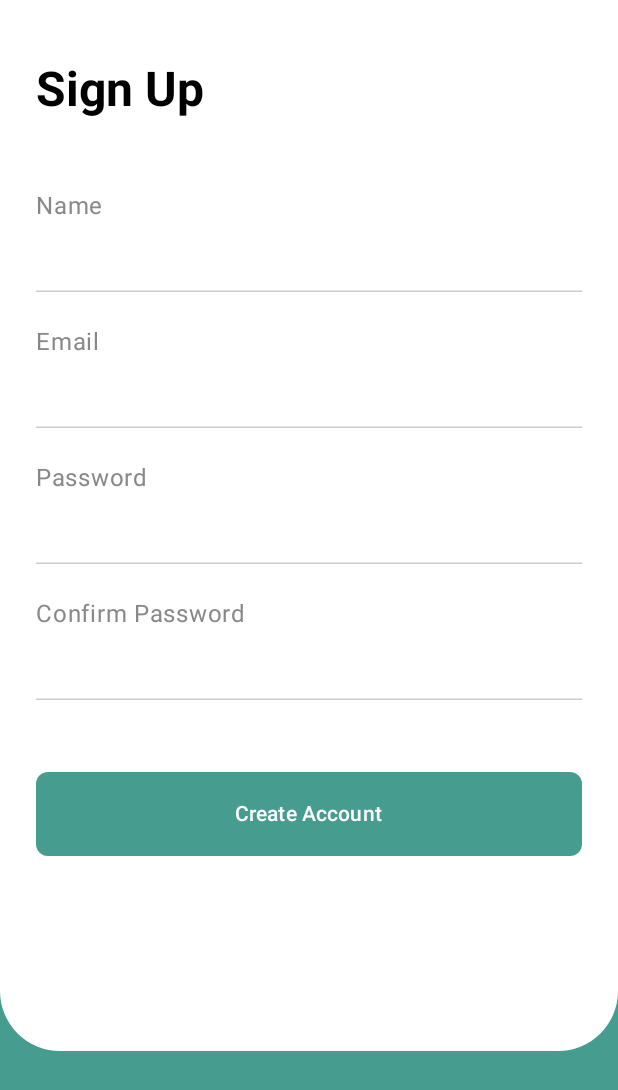
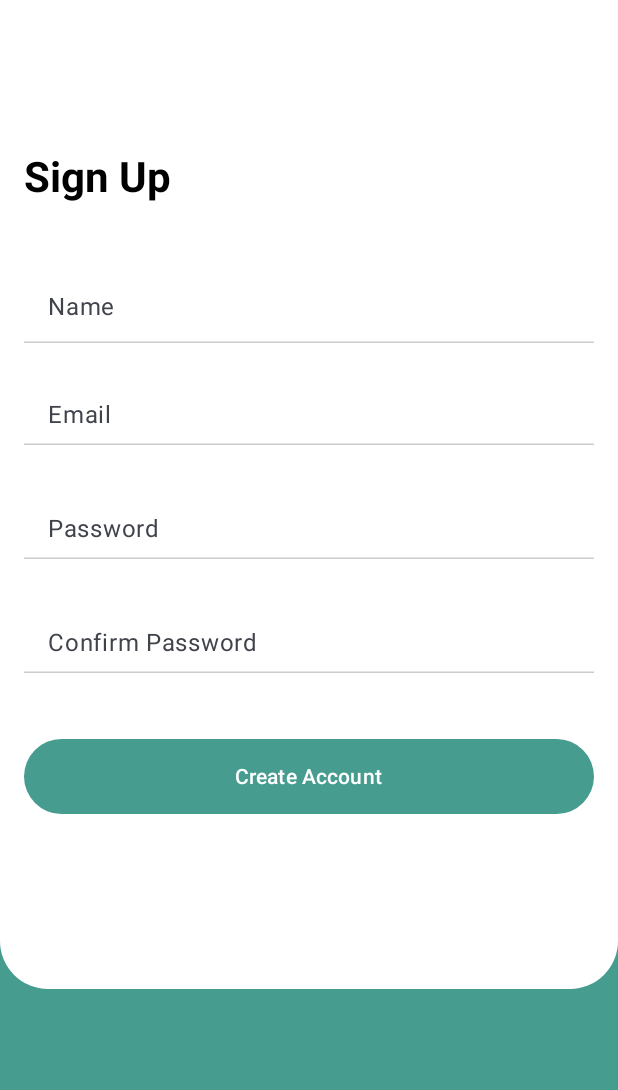
Before and after one commit to Radiatul2005/TBPTB, an Android app built with Jetpack Compose: the screen it shows after launch (MainActivity), after a tap on "Sign up", on a phone screen of 412 x 824 dp. Shown: the top 1090 px of the screen. Run offline under Robolectric (Android 15) with nearby library versions, the phone set to English and light mode, and no system bars.

Commit message:
Register Research App

```diff
--- a/app/src/main/java/com/example/tbtb/ui/register/RegisterScreen.kt
+++ b/app/src/main/java/com/example/tbtb/ui/register/RegisterScreen.kt
@@ -19,7 +19,6 @@ import androidx.lifecycle.viewmodel.compose.viewModel
 import androidx.navigation.NavController
 import androidx.navigation.compose.rememberNavController
 
-@OptIn(ExperimentalMaterial3Api::class)
 @Composable
 fun RegisterScreen(
     navController: NavController
@@ -35,6 +34,7 @@ fun RegisterScreen(
     var confirmPasswordError by remember { mutableStateOf("") }
     val passwordVisible by remember { mutableStateOf(false) }
 
+    // State dari ViewModel
     val registerStatus by registerViewModel.registerStatus.collectAsState()
     val isLoading by registerViewModel.isLoading.collectAsState()
     val errorMessage by registerViewModel.errorMessage.collectAsState()
@@ -47,142 +47,135 @@ fun RegisterScreen(
         Box(
             modifier = Modifier
                 .fillMaxWidth()
-                .fillMaxHeight(0.85f)
+                .fillMaxHeight(0.80f)
                 .background(
                     color = Color.White,
-                    shape = RoundedCornerShape(bottomStart = 40.dp, bottomEnd = 40.dp)
+                    shape = RoundedCornerShape(bottomStart = 32.dp, bottomEnd = 32.dp)
                 )
                 .align(Alignment.TopCenter)
         ) {
             Column(
                 modifier = Modifier
                     .fillMaxSize()
-                    .padding(horizontal = 24.dp)
-                    .padding(top = 40.dp),
+                    .padding(16.dp),
+                verticalArrangement = Arrangement.Center,
                 horizontalAlignment = Alignment.Start
             ) {
                 Text(
                     text = "Sign Up",
-                    style = MaterialTheme.typography.headlineLarge.copy(
-                        fontWeight = FontWeight.Bold
-                    ),
+                    style = MaterialTheme.typography.headlineMedium.copy(fontWeight = FontWeight.Bold),
                     color = Color.Black
                 )
 
-                Spacer(modifier = Modifier.height(48.dp))
+                Spacer(modifier = Modifier.height(40.dp))
+                // Modifier yang konsisten untuk TextField
+                val textFieldModifier = Modifier
+                    .fillMaxWidth()
+                    .height(56.dp)
+                    .padding(vertical = 4.dp)
 
-                // Name Field
-                Column(modifier = Modifier.fillMaxWidth()) {
-                    Text(
-                        text = "Name",
-                        style = MaterialTheme.typography.bodyLarge,
-                        color = Color.Gray
-                    )
+                // Input Name
                 TextField(
                     value = name.value,
                     onValueChange = { name.value = it },
-                        modifier = Modifier
-                            .fillMaxWidth()
-                            .height(48.dp),
+                    label = { Text("Name") },
+                    modifier = textFieldModifier,
                     colors = TextFieldDefaults.colors(
                         unfocusedContainerColor = Color.Transparent,
                         focusedContainerColor = Color.Transparent,
                         unfocusedIndicatorColor = Color.LightGray,
-                            focusedIndicatorColor = Color(0xFF469C8F)
+                        focusedIndicatorColor = Color(0xFF469C8F),
+                        cursorColor = Color(0xFF469C8F),
+                        unfocusedTextColor = Color.Black,
+                        focusedTextColor = Color.Black
                     ),
+                    textStyle = LocalTextStyle.current.copy(color = Color.Black),
                     singleLine = true
                 )
-                }
 
-                Spacer(modifier = Modifier.height(24.dp))
+                Spacer(modifier = Modifier.height(20.dp))
 
-                // Email Field
-                Column(modifier = Modifier.fillMaxWidth()) {
-                    Text(
-                        text = "Email",
-                        style = MaterialTheme.typography.bodyLarge,
-                        color = Color.Gray
-                    )
+                // Input Email with Validation
                 TextField(
                     value = email.value,
                     onValueChange = {
                         email.value = it
                         emailError = if (Patterns.EMAIL_ADDRESS.matcher(it).matches()) "" else "Invalid email format"
                     },
-                        modifier = Modifier
-                            .fillMaxWidth()
-                            .height(48.dp),
+                    label = { Text("Email") },
+                    isError = emailError.isNotEmpty(),
+                    supportingText = { if (emailError.isNotEmpty()) Text(emailError, color = Color.Red) },
+                    modifier = textFieldModifier,
                     colors = TextFieldDefaults.colors(
                         unfocusedContainerColor = Color.Transparent,
                         focusedContainerColor = Color.Transparent,
                         unfocusedIndicatorColor = Color.LightGray,
-                            focusedIndicatorColor = Color(0xFF469C8F)
+                        focusedIndicatorColor = Color(0xFF469C8F),
+                        cursorColor = Color(0xFF469C8F),
+                        unfocusedTextColor = Color.Black,
+                        focusedTextColor = Color.Black
                     ),
+                    textStyle = LocalTextStyle.current.copy(color = Color.Black),
                     singleLine = true
                 )
-                }
 
-                Spacer(modifier = Modifier.height(24.dp))
+                Spacer(modifier = Modifier.height(20.dp))
 
-                // Password Field
-                Column(modifier = Modifier.fillMaxWidth()) {
-                    Text(
-                        text = "Password",
-                        style = MaterialTheme.typography.bodyLarge,
-                        color = Color.Gray
-                    )
+                // Input Password with Toggle and Validation
                 TextField(
                     value = password.value,
                     onValueChange = {
                         password.value = it
                         passwordError = if (it.length >= 6) "" else "Password must be at least 6 characters"
                     },
-                        modifier = Modifier
-                            .fillMaxWidth()
-                            .height(48.dp),
+                    label = { Text("Password") },
+                    isError = passwordError.isNotEmpty(),
+                    supportingText = { if (passwordError.isNotEmpty()) Text(passwordError, color = Color.Red) },
+                    visualTransformation = if (passwordVisible) VisualTransformation.None else PasswordVisualTransformation(),
+                    modifier = textFieldModifier,
                     colors = TextFieldDefaults.colors(
                         unfocusedContainerColor = Color.Transparent,
                         focusedContainerColor = Color.Transparent,
                         unfocusedIndicatorColor = Color.LightGray,
-                            focusedIndicatorColor = Color(0xFF469C8F)
+                        focusedIndicatorColor = Color(0xFF469C8F),
+                        cursorColor = Color(0xFF469C8F),
+                        unfocusedTextColor = Color.Black,
+                        focusedTextColor = Color.Black
                     ),
-                        visualTransformation = PasswordVisualTransformation(),
+                    textStyle = LocalTextStyle.current.copy(color = Color.Black),
                     singleLine = true
                 )
-                }
 
-                Spacer(modifier = Modifier.height(24.dp))
+                Spacer(modifier = Modifier.height(20.dp))
 
-                // Confirm Password Field
-                Column(modifier = Modifier.fillMaxWidth()) {
-                    Text(
-                        text = "Confirm Password",
-                        style = MaterialTheme.typography.bodyLarge,
-                        color = Color.Gray
-                    )
+                // Input Confirm Password with Toggle and Validation
                 TextField(
                     value = confirmPassword.value,
                     onValueChange = {
                         confirmPassword.value = it
                         confirmPasswordError = if (it == password.value) "" else "Passwords do not match"
                     },
-                        modifier = Modifier
-                            .fillMaxWidth()
-                            .height(48.dp),
+                    label = { Text("Confirm Password") },
+                    isError = confirmPasswordError.isNotEmpty(),
+                    visualTransformation = if (passwordVisible) VisualTransformation.None else PasswordVisualTransformation(),
+                    supportingText = { if (confirmPasswordError.isNotEmpty()) Text(confirmPasswordError, color = Color.Red) },
+                    modifier = textFieldModifier,
                     colors = TextFieldDefaults.colors(
                         unfocusedContainerColor = Color.Transparent,
                         focusedContainerColor = Color.Transparent,
                         unfocusedIndicatorColor = Color.LightGray,
-                            focusedIndicatorColor = Color(0xFF469C8F)
+                        focusedIndicatorColor = Color(0xFF469C8F),
+                        cursorColor = Color(0xFF469C8F),
+                        unfocusedTextColor = Color.Black,
+                        focusedTextColor = Color.Black
                     ),
-                        visualTransformation = PasswordVisualTransformation(),
+                    textStyle = LocalTextStyle.current.copy(color = Color.Black),
                     singleLine = true
                 )
-                }
 
-                Spacer(modifier = Modifier.height(48.dp))
+                Spacer(modifier = Modifier.height(32.dp))
 
-                // Create Account Button
+                // Button "Create Account"
                 Button(
                     onClick = {
                         emailError = if (Patterns.EMAIL_ADDRESS.matcher(email.value).matches()) "" else "Invalid email format"
@@ -191,13 +184,13 @@ fun RegisterScreen(
 
                         if (emailError.isEmpty() && passwordError.isEmpty() && confirmPasswordError.isEmpty()) {
                             registerViewModel.register(name.value, email.value, password.value)
+
                         }
                     },
                     modifier = Modifier
                         .fillMaxWidth()
-                        .height(56.dp),
-                    colors = ButtonDefaults.buttonColors(containerColor = Color(0xFF469C8F)),
-                    shape = RoundedCornerShape(8.dp)
+                        .height(50.dp),
+                    colors = ButtonDefaults.buttonColors(containerColor = Color(0xFF469C8F))
                 ) {
                     if (isLoading) {
                         CircularProgressIndicator(color = Color.White, modifier = Modifier.size(24.dp))
@@ -206,16 +199,23 @@ fun RegisterScreen(
                     }
                 }
 
-                // Error handling remains the same
+                Spacer(modifier = Modifier.height(16.dp))
+
+                // Error Message
+                errorMessage?.let {
+                    Text(text = it, color = Color.Red, style = MaterialTheme.typography.bodyMedium)
+                }
                 LaunchedEffect(registerStatus) {
                     registerStatus?.let {
                         Toast.makeText(context, it, Toast.LENGTH_SHORT).show()
                         if (registerStatus == "Registration Successful")
                             navController.navigate("login") {
-                                popUpTo("register") { inclusive = true }
+                                popUpTo("register") { inclusive = true }  // Pop the login screen from back stack
                             }
                     }
+
                 }
+
             }
         }
     }
```
Lines whose indentation alone changed are shown as unchanged.
